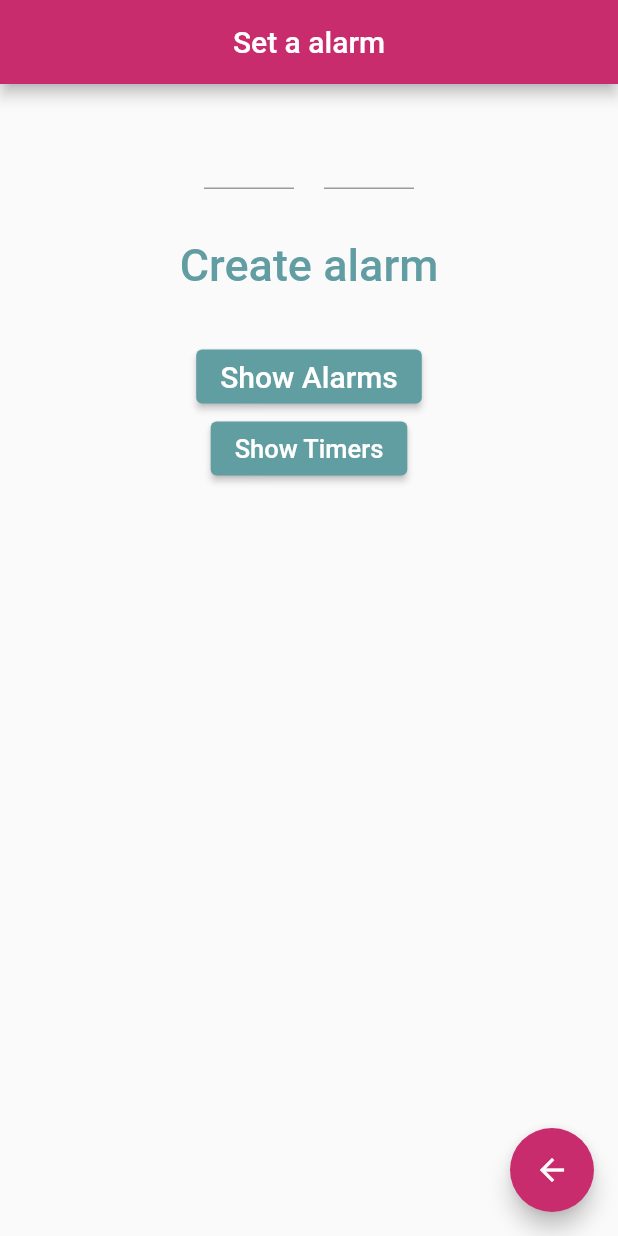
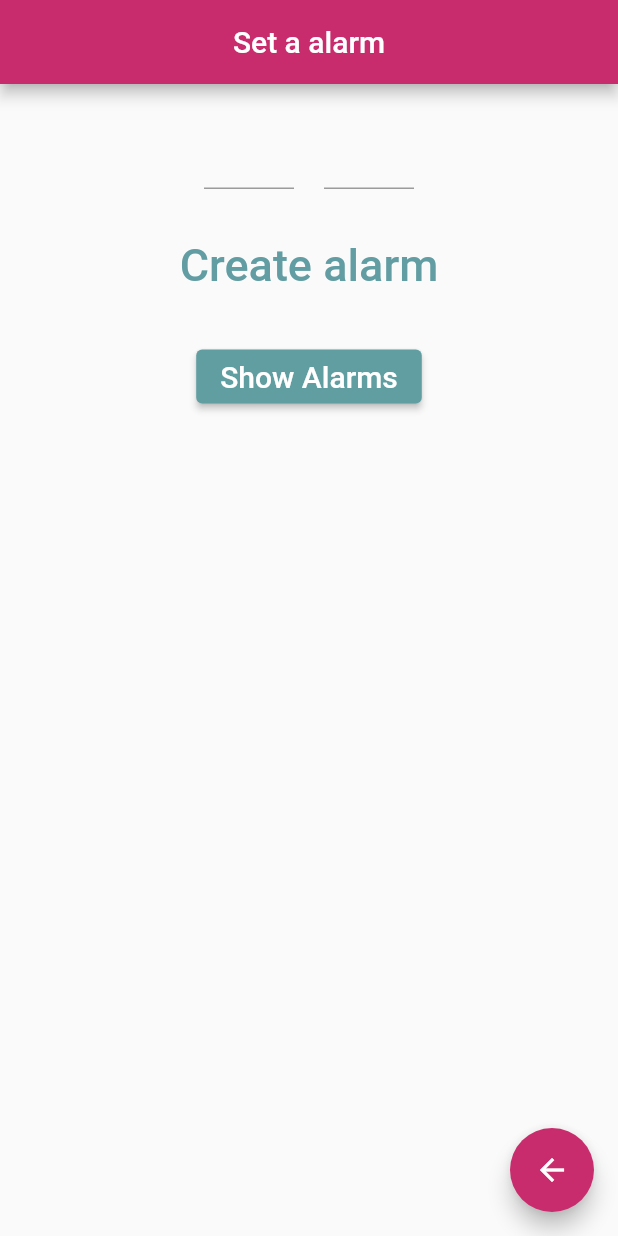
Before and after one commit to BesinciHugo/NewLife, a Flutter app: the MyHomePage screen opened directly, on a phone screen of 412 x 824 dp. Run offline on Flutter 3.47's test engine with Material 2 defaults, Android fonts, the phone set to English and light mode, and no system bars; our stand-ins replace flutter_slidable, google_fonts, hive, hive_flutter; missing offline and left inert: flutter_alarm_clock; accounts and stored records are empty.

Commit message:
something changes..

```diff
--- a/lib/todo/Pages/alarmPage.dart
+++ b/lib/todo/Pages/alarmPage.dart
@@ -100,16 +100,6 @@ class _MyHomePageState extends State<MyHomePage> {
                 style: TextStyle(fontSize: 20.0),
               ),
             ),
-            ElevatedButton(
-              onPressed: () {},
-              style: ElevatedButton.styleFrom(
-                primary: Color.fromRGBO(96, 158, 162, 1), // Background color
-              ),
-              child: Text(
-                "Show Timers",
-                style: TextStyle(fontSize: 17),
-              ),
-            )
           ])),
 
       floatingActionButton: FloatingActionButton(
```
